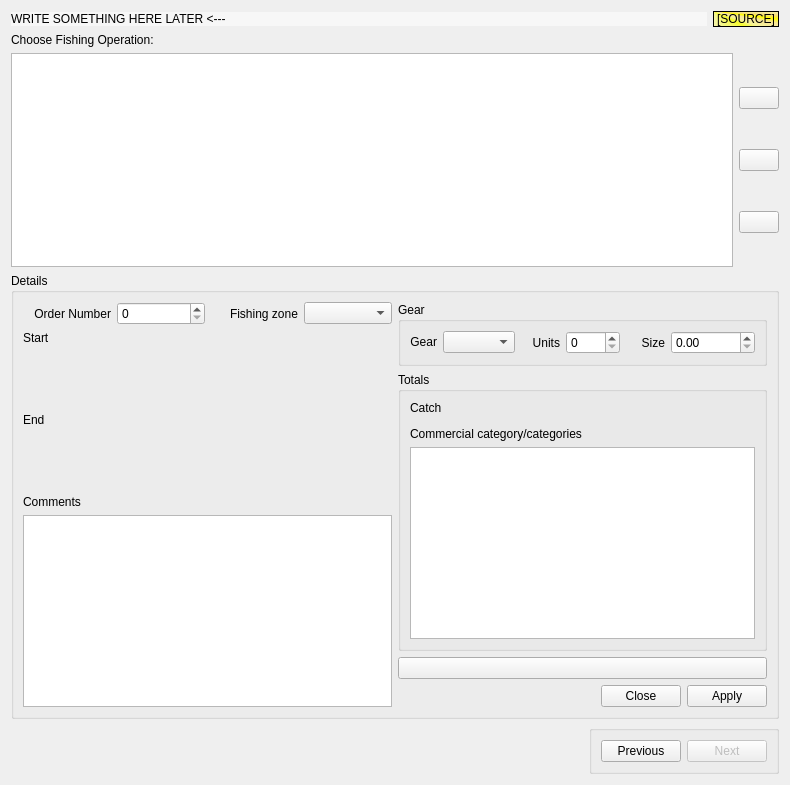
Old version of the form app_new/frmoperation.ui in the repository doublebyte1/app_solution.
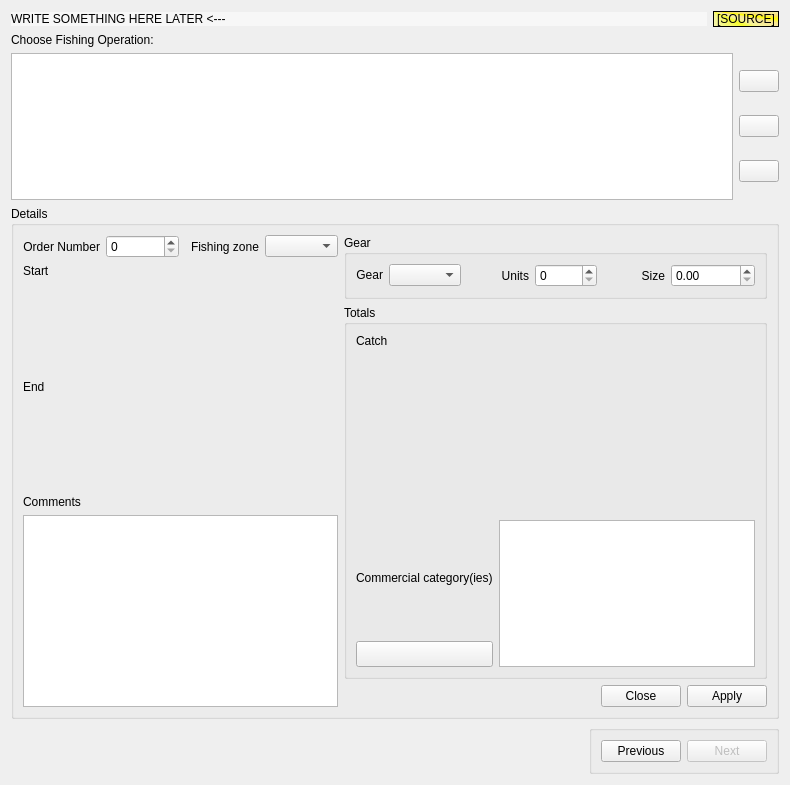
New version of the form. Icons and pictures are not drawn. Custom widgets are drawn as their Qt base class.

Diff of the .ui file:
```diff
--- a/app_new/frmoperation.ui
+++ b/app_new/frmoperation.ui
@@ -192,7 +192,7 @@
      <property name="title">
       <string>Details</string>
      </property>
-     <layout class="QHBoxLayout" name="horizontalLayout_3">
+     <layout class="QHBoxLayout" name="horizontalLayout_6">
       <item>
        <layout class="QVBoxLayout" name="verticalLayout_4">
         <item>
@@ -296,7 +296,7 @@
        </layout>
       </item>
       <item>
-       <layout class="QVBoxLayout" name="verticalLayout_2">
+       <layout class="QVBoxLayout" name="verticalLayout_6">
         <item>
          <widget class="QGroupBox" name="groupGear">
           <property name="title">
@@ -373,7 +373,7 @@
           <property name="title">
            <string>Totals</string>
           </property>
-          <layout class="QVBoxLayout" name="verticalLayout">
+          <layout class="QVBoxLayout" name="verticalLayout_2">
            <item>
             <widget class="QLabel" name="label_9">
              <property name="text">
@@ -389,14 +389,61 @@
                <verstretch>0</verstretch>
               </sizepolicy>
              </property>
+             <property name="minimumSize">
+              <size>
+               <width>270</width>
+               <height>160</height>
+              </size>
+             </property>
             </widget>
            </item>
+           <item>
+            <layout class="QHBoxLayout" name="horizontalLayout_3">
+             <item>
+              <layout class="QVBoxLayout" name="verticalLayout">
            <item>
             <widget class="QLabel" name="label_10">
              <property name="text">
-              <string>Commercial category/categories</string>
-             </property>
-            </widget>
+                  <string>Commercial category(ies)</string>
+                 </property>
+                 <property name="buddy">
+                  <cstring>listCategories</cstring>
+                 </property>
+                </widget>
+               </item>
+               <item>
+                <widget class="QPushButton" name="pushClear">
+                 <property name="minimumSize">
+                  <size>
+                   <width>0</width>
+                   <height>26</height>
+                  </size>
+                 </property>
+                 <property name="toolTip">
+                  <string>Clear selection</string>
+                 </property>
+                 <property name="statusTip">
+                  <string>Clear selection</string>
+                 </property>
+                 <property name="whatsThis">
+                  <string>Clears selection</string>
+                 </property>
+                 <property name="text">
+                  <string/>
+                 </property>
+                 <property name="icon">
+                  <iconset resource="app_new.qrc">
+                   <normaloff>:/app_new/locationbar_erase.png</normaloff>:/app_new/locationbar_erase.png</iconset>
+                 </property>
+                 <property name="iconSize">
+                  <size>
+                   <width>32</width>
+                   <height>16</height>
+                  </size>
+                 </property>
+                </widget>
+               </item>
+              </layout>
            </item>
            <item>
             <widget class="QListView" name="listCategories">
@@ -427,32 +474,8 @@
             </widget>
            </item>
           </layout>
-         </widget>
-        </item>
-        <item>
-         <widget class="QPushButton" name="pushClear">
-          <property name="toolTip">
-           <string>Clear selection</string>
-          </property>
-          <property name="statusTip">
-           <string>Clear selection</string>
-          </property>
-          <property name="whatsThis">
-           <string>Clears selection</string>
-          </property>
-          <property name="text">
-           <string/>
-          </property>
-          <property name="icon">
-           <iconset resource="app_new.qrc">
-            <normaloff>:/app_new/locationbar_erase.png</normaloff>:/app_new/locationbar_erase.png</iconset>
-          </property>
-          <property name="iconSize">
-           <size>
-            <width>32</width>
-            <height>16</height>
-           </size>
-          </property>
+           </item>
+          </layout>
          </widget>
         </item>
         <item>
```
Left out of the diff: 32 changed lines with no effect on the pictures. Lines whose indentation alone changed are shown as unchanged.
